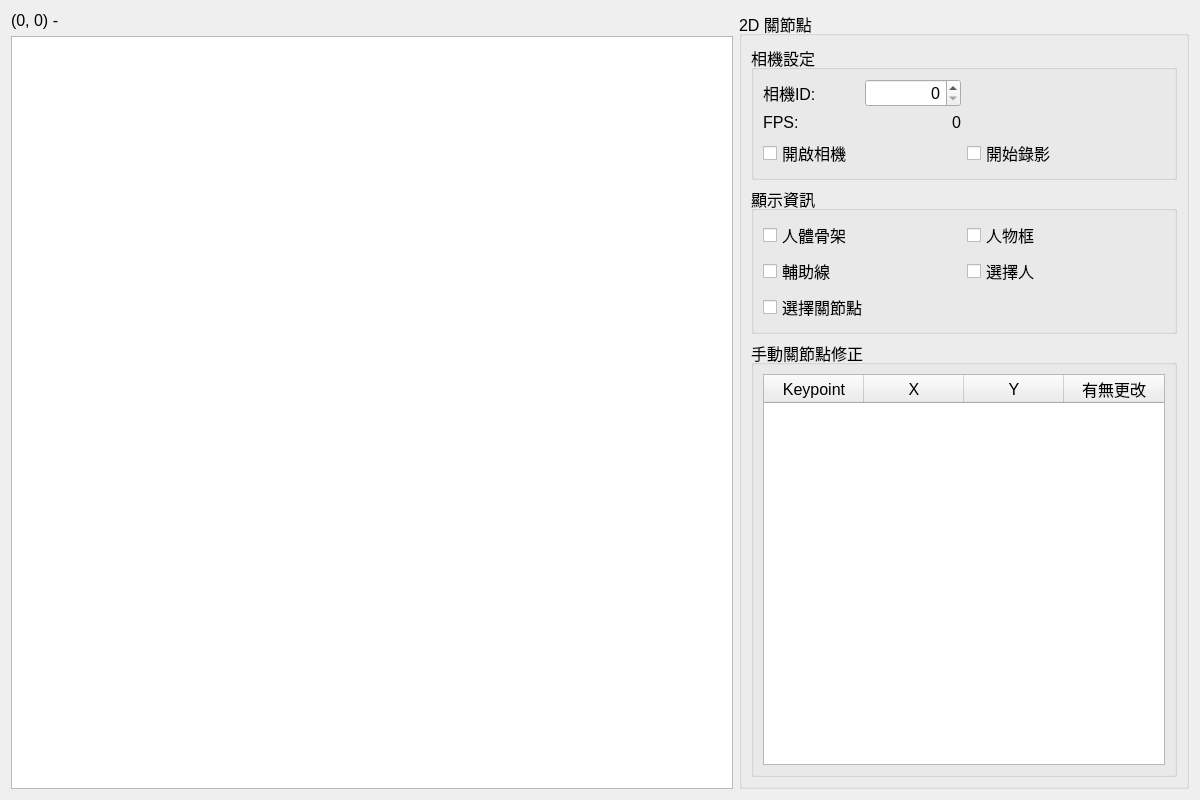
Old version of the form Src/UI_Control/camera_ui.ui in the repository chenboch/Pitch-Skeleton-User-Interface.
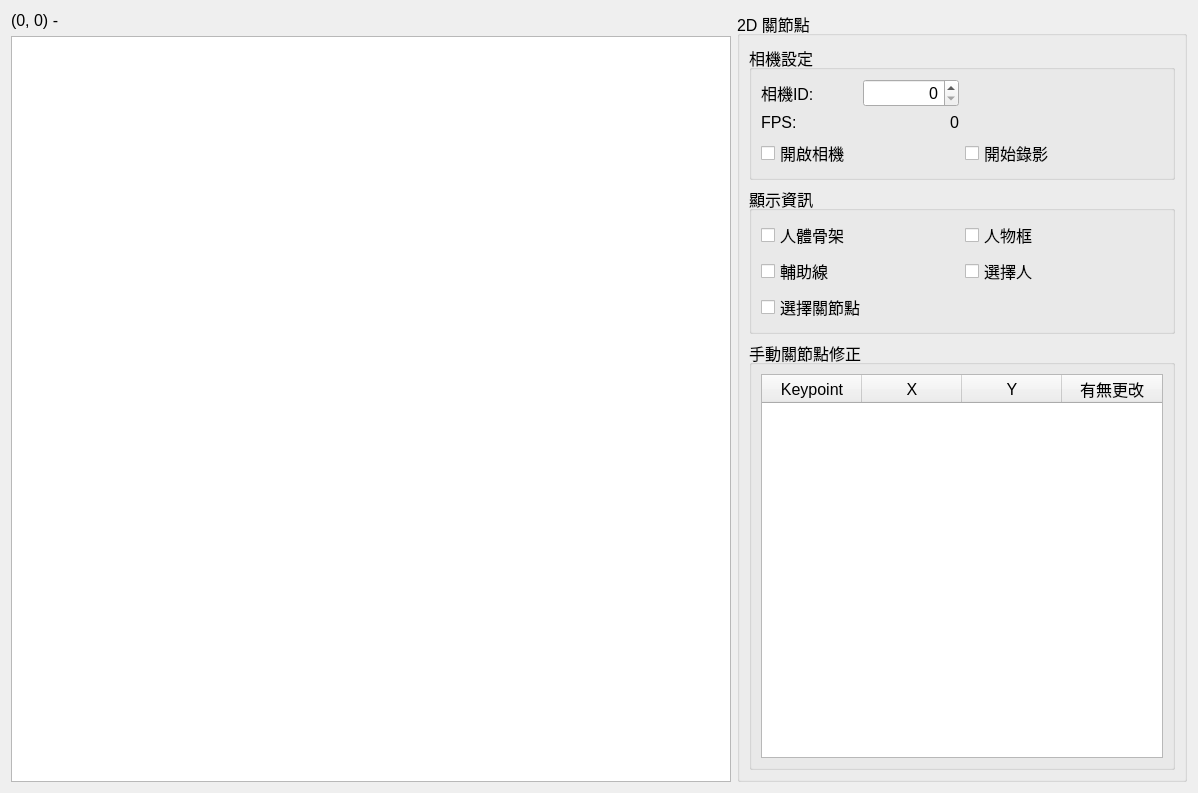
New version of the form.

Diff of the .ui file:
```diff
--- a/Src/UI_Control/camera_ui.ui
+++ b/Src/UI_Control/camera_ui.ui
@@ -6,8 +6,8 @@
    <rect>
     <x>0</x>
     <y>0</y>
-    <width>1200</width>
-    <height>800</height>
+    <width>1198</width>
+    <height>793</height>
    </rect>
   </property>
   <property name="windowTitle">
```
Left out of the diff: 42 changed lines with no effect on the pictures.
